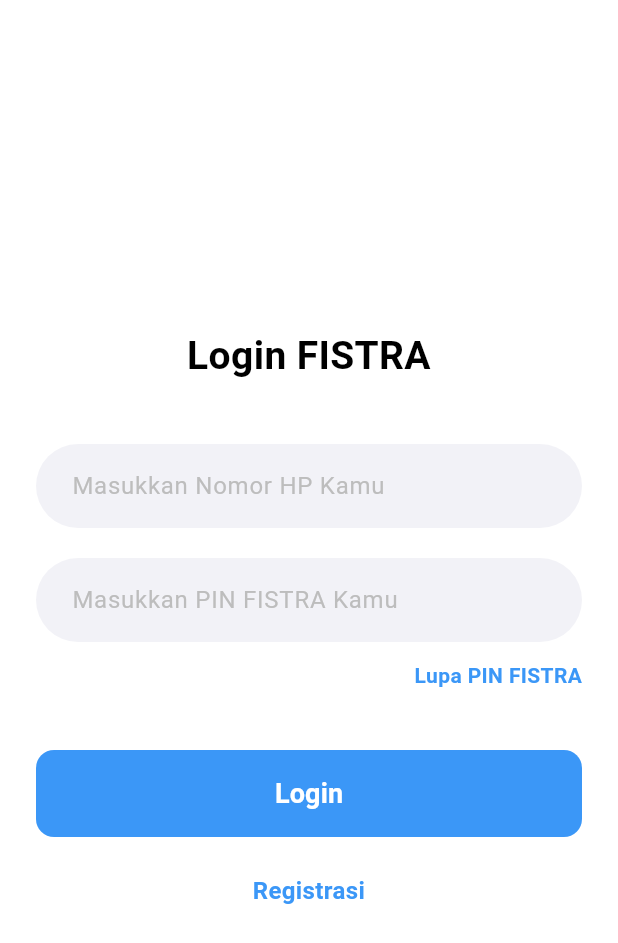
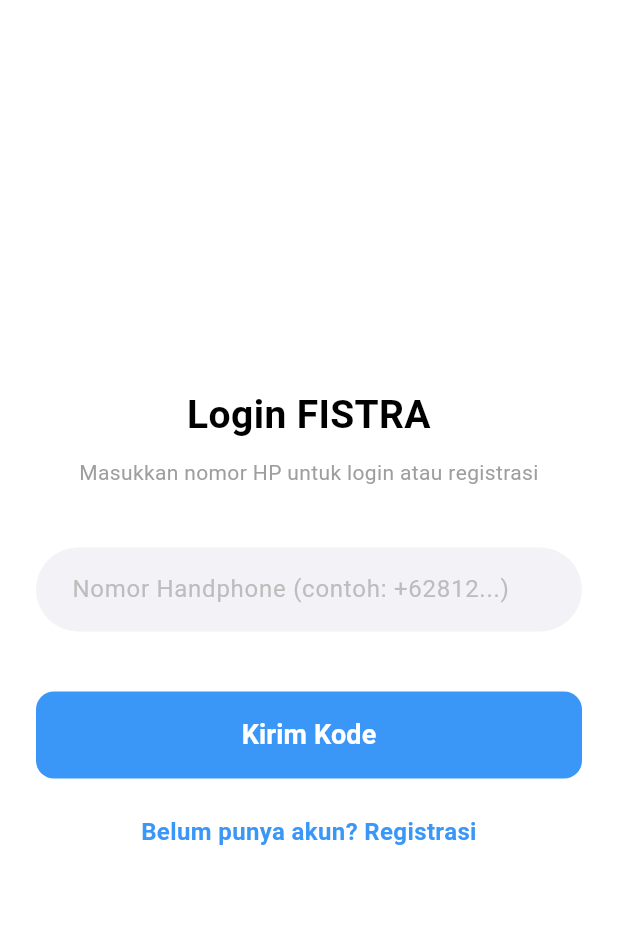
Before and after one commit to Rafiansyah05/fistra_1, a Flutter app: the LoginPage screen opened directly, on a phone screen of 412 x 824 dp. Shown: the top 943 px of the screen. Run offline on Flutter 3.47's test engine with Material 3 defaults, Android fonts, the phone set to English and light mode, and no system bars; our stand-ins replace firebase_auth, firebase_core, local_auth; accounts and stored records are empty; Roboto replaces fonts that are missing (Poppins).

Commit message:
Menambahkan fitur login OTP dengan Firebase

```diff
--- a/lib/login/login.dart
+++ b/lib/login/login.dart
@@ -1,9 +1,8 @@
 import 'package:fistra_1/1_registration/presentation/screens/nomor_HP.dart';
-import 'package:fistra_1/home/presentation/screens/home.dart';
-import 'package:fistra_1/login/forgot_pin_page.dart';
+import 'package:fistra_1/auth/auth_services.dart';
+// import 'package:fistra_1/login/forgot_pin_page.dart'; // <-- DIHAPUS, tidak relevan lagi
 import 'package:flutter/material.dart';
 
-// Definisikan warna-warna utama agar mudah diubah dan konsisten
 const Color primaryColor = Color(0xFF3B97F7);
 const Color textFieldBackgroundColor = Color(0xFFF2F2F7);
 
@@ -16,28 +15,66 @@
 
 class _LoginPageState extends State<LoginPage> {
   final _formKey = GlobalKey<FormState>();
-  final _phoneController = TextEditingController();
-  final _pinController = TextEditingController();
+  final AuthService _authService = AuthService(); // Instance dari AuthService
+
+  // -- PERUBAHAN 1: Ganti controller password dengan OTP --
+  final TextEditingController _phoneController = TextEditingController();
+  final TextEditingController _otpController =
+      TextEditingController(); // Controller baru untuk OTP
+
+  // -- PERUBAHAN 2: State untuk mengontrol tampilan UI --
+  bool _isOtpScreen = false; // false = layar input HP, true = layar input OTP
+  bool _isLoading = false; // Untuk menampilkan loading indicator
 
   @override
   void dispose() {
     _phoneController.dispose();
-    _pinController.dispose();
+    _otpController.dispose(); // Jangan lupa dispose controller baru
     super.dispose();
   }
 
-  void _login() {
-    // Validasi form sebelum melanjutkan
+  // -- PERUBAHAN 3: Fungsi baru untuk mengirim kode verifikasi --
+  void sendVerificationCode() async {
     if (_formKey.currentState!.validate()) {
-      // Jika semua input valid, lanjutkan ke halaman home
-      print('Login berhasil dengan nomor: ${_phoneController.text}');
+      setState(() => _isLoading = true);
+      final phone = _phoneController.text;
 
-      // PERUBAHAN 2: Ganti pushReplacementNamed dengan pushReplacement
-      // pushReplacement digunakan agar pengguna tidak bisa kembali ke halaman login
-      Navigator.pushReplacement(
-        context,
-        MaterialPageRoute(builder: (context) => const HomeScreen()),
+      // Panggil method dari AuthService untuk mengirim OTP
+      await _authService.sendOtp(
+        phone: phone, // pastikan formatnya +62...
+        context: context,
+        onCodeSent: () {
+          // Callback ini akan dipanggil jika kode berhasil dikirim
+          setState(() {
+            _isLoading = false;
+            _isOtpScreen = true; // Pindah ke layar input OTP
+          });
+        },
       );
+
+      // Jika ada error, akan ditangani di dalam sendOtp (via SnackBar)
+      // Jadi kita reset loading state di sini jika terjadi error sebelum codeSent dipanggil
+      if (mounted && !_isOtpScreen) {
+        setState(() => _isLoading = false);
+      }
+    }
+  }
+
+  // -- PERUBAHAN 4: Fungsi baru untuk verifikasi OTP dan login --
+  void verifyAndLogin() async {
+    if (_formKey.currentState!.validate()) {
+      setState(() => _isLoading = true);
+      try {
+        await _authService.verifyOtp(otp: _otpController.text);
+        // Navigasi akan di-handle oleh AuthGate setelah login berhasil
+      } catch (e) {
+        setState(() => _isLoading = false);
+        ScaffoldMessenger.of(context).showSnackBar(
+          SnackBar(content: Text(e.toString().replaceAll('Exception: ', ''))),
+        );
+      }
+      // Tidak perlu set _isLoading = false di sini jika login berhasil,
+      // karena halaman akan berganti.
     }
   }
 
@@ -64,61 +101,51 @@
                     color: Colors.black,
                   ),
                 ),
+                const SizedBox(height: 10),
+                Text(
+                  // -- PERUBAHAN 5: Teks deskripsi yang dinamis --
+                  _isOtpScreen
+                      ? 'Masukkan kode OTP yang dikirim ke ${_phoneController.text}'
+                      : 'Masukkan nomor HP untuk login atau registrasi',
+                  textAlign: TextAlign.center,
+                  style: const TextStyle(color: Colors.grey),
+                ),
                 const SizedBox(height: 40),
 
+                // -- PERUBAHAN 6: Tampilkan input yang sesuai state --
+                if (!_isOtpScreen)
                   _buildTextFormField(
                     controller: _phoneController,
-                  hintText: 'Masukkan Nomor HP Kamu',
+                    hintText: 'Nomor Handphone (contoh: +62812...)',
                     keyboardType: TextInputType.phone,
-                ),
-                const SizedBox(height: 20),
-
+                  )
+                else
                   _buildTextFormField(
-                  controller: _pinController,
-                  hintText: 'Masukkan PIN FISTRA Kamu',
-                  isObscure: true,
+                    controller: _otpController,
+                    hintText: 'Masukkan 6 Digit Kode OTP',
                     keyboardType: TextInputType.number,
                   ),
-                const SizedBox(height: 12),
 
-                Align(
-                  alignment: Alignment.centerRight,
-                  child: GestureDetector(
-                    onTap: () {
-                      // PERUBAHAN 3: Ganti pushNamed dengan push
-                      Navigator.push(
-                        context,
-                        MaterialPageRoute(
-                          builder: (context) => const ForgotPinPage(),
-                        ),
-                      );
-                    },
-                    child: const Text(
-                      'Lupa PIN FISTRA',
-                      style: TextStyle(
-                        color: primaryColor,
-                        fontWeight: FontWeight.w600,
-                      ),
-                    ),
-                  ),
-                ), //
-
+                // -- PERUBAHAN 7: Hapus "Lupa PIN" karena tidak relevan --
                 const SizedBox(height: 40),
 
-                // Tombol Login Utama
-                ElevatedButton(
-                  onPressed: _login,
+                // -- PERUBAHAN 8: Tombol yang dinamis --
+                _isLoading
+                    ? const Center(child: CircularProgressIndicator())
+                    : ElevatedButton(
+                      onPressed:
+                          _isOtpScreen ? verifyAndLogin : sendVerificationCode,
                       style: ElevatedButton.styleFrom(
                         backgroundColor: primaryColor,
                         padding: const EdgeInsets.symmetric(vertical: 16),
                         shape: RoundedRectangleBorder(
-                      borderRadius: BorderRadius.circular(12), // UI Diperbaiki
+                          borderRadius: BorderRadius.circular(12),
                         ),
                         elevation: 0,
                       ),
-                  child: const Text(
-                    'Login',
-                    style: TextStyle(
+                      child: Text(
+                        _isOtpScreen ? 'Verifikasi & Login' : 'Kirim Kode',
+                        style: const TextStyle(
                           fontSize: 18,
                           color: Colors.white,
                           fontWeight: FontWeight.bold,
@@ -127,9 +154,13 @@
                     ),
                 const SizedBox(height: 24),
 
+                // -- PERUBAHAN 9: Tombol registrasi bisa disembunyikan/dihapus --
+                // karena alur OTP menangani login dan registrasi sekaligus.
+                // Atau bisa dibiarkan jika alur registrasi Anda berbeda.
+                // Untuk sementara, kita sembunyikan jika sudah di layar OTP.
+                if (!_isOtpScreen)
                   GestureDetector(
                     onTap: () {
-                    // PERUBAHAN 4: Ganti pushNamed dengan push
                       Navigator.push(
                         context,
                         MaterialPageRoute(
@@ -138,7 +169,7 @@
                       );
                     },
                     child: const Text(
-                    'Registrasi',
+                      'Belum punya akun? Registrasi',
                       textAlign: TextAlign.center,
                       style: TextStyle(
                         color: primaryColor,
@@ -156,6 +187,7 @@
     );
   }
 
+  // Helper widget tidak perlu diubah, hanya pemanggilannya
   Widget _buildTextFormField({
     required TextEditingController controller,
     required String hintText,
--- a/pubspec.yaml
+++ b/pubspec.yaml
@@ -38,6 +38,8 @@
   intl: ^0.20.2
   local_auth: ^2.3.0
   pinput: ^5.0.1
+  firebase_core: ^3.14.0
+  firebase_auth: ^5.6.0
 
 dev_dependencies:
   flutter_test:
```
Also changed, not shown: lib/auth/auth_gate.dart (added, +34 -0 lines), lib/auth/auth_services.dart (added, +69 -0 lines), lib/main.dart (+8 -2 lines), firebase.json (added), lib/firebase_options.dart (added), pubspec.lock, 6 other files. Lines whose indentation alone changed are shown as unchanged.
